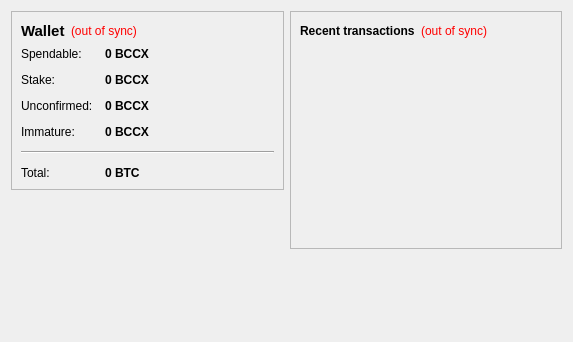
Above: src/qt/forms/overviewpage.ui from 5erendipity/BlockChainCoinX before the change. Below: the same form after it.
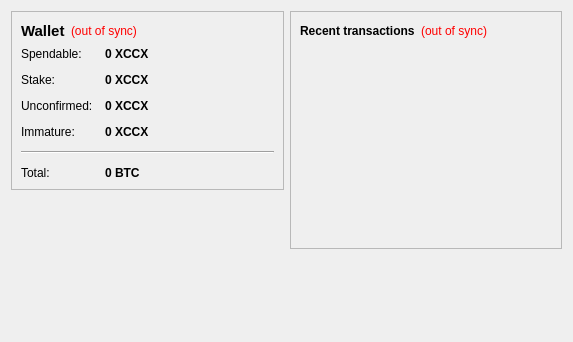
That is the form after the change.

What changed in the file:
```diff
--- a/src/qt/forms/overviewpage.ui
+++ b/src/qt/forms/overviewpage.ui
@@ -105,7 +105,7 @@
              <string>Your current spendable balance</string>
             </property>
             <property name="text">
-             <string notr="true">0 BCCX</string>
+             <string notr="true">0 XCCX</string>
             </property>
             <property name="textInteractionFlags">
              <set>Qt::LinksAccessibleByMouse|Qt::TextSelectableByKeyboard|Qt::TextSelectableByMouse</set>
@@ -134,7 +134,7 @@
              <string>Total of coins that was staked, and do not yet count toward the current balance</string>
             </property>
             <property name="text">
-             <string notr="true">0 BCCX</string>
+             <string notr="true">0 XCCX</string>
             </property>
             <property name="textInteractionFlags">
              <set>Qt::LinksAccessibleByMouse|Qt::TextSelectableByKeyboard|Qt::TextSelectableByMouse</set>
@@ -163,7 +163,7 @@
              <string>Total of transactions that have yet to be confirmed, and do not yet count toward the current balance</string>
             </property>
             <property name="text">
-             <string notr="true">0 BCCX</string>
+             <string notr="true">0 XCCX</string>
             </property>
             <property name="textInteractionFlags">
              <set>Qt::LinksAccessibleByMouse|Qt::TextSelectableByKeyboard|Qt::TextSelectableByMouse</set>
@@ -189,7 +189,7 @@
              <string>Mined balance that has not yet matured</string>
             </property>
             <property name="text">
-             <string notr="true">0 BCCX</string>
+             <string notr="true">0 XCCX</string>
             </property>
             <property name="textInteractionFlags">
              <set>Qt::LinksAccessibleByMouse|Qt::TextSelectableByKeyboard|Qt::TextSelectableByMouse</set>
```
